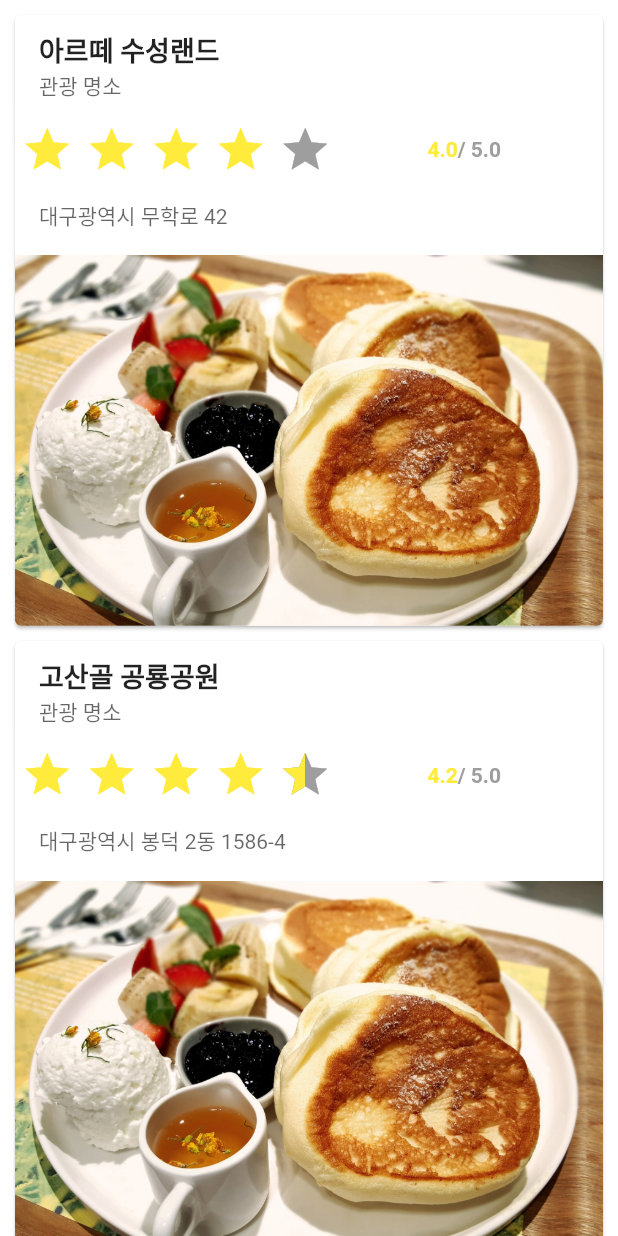
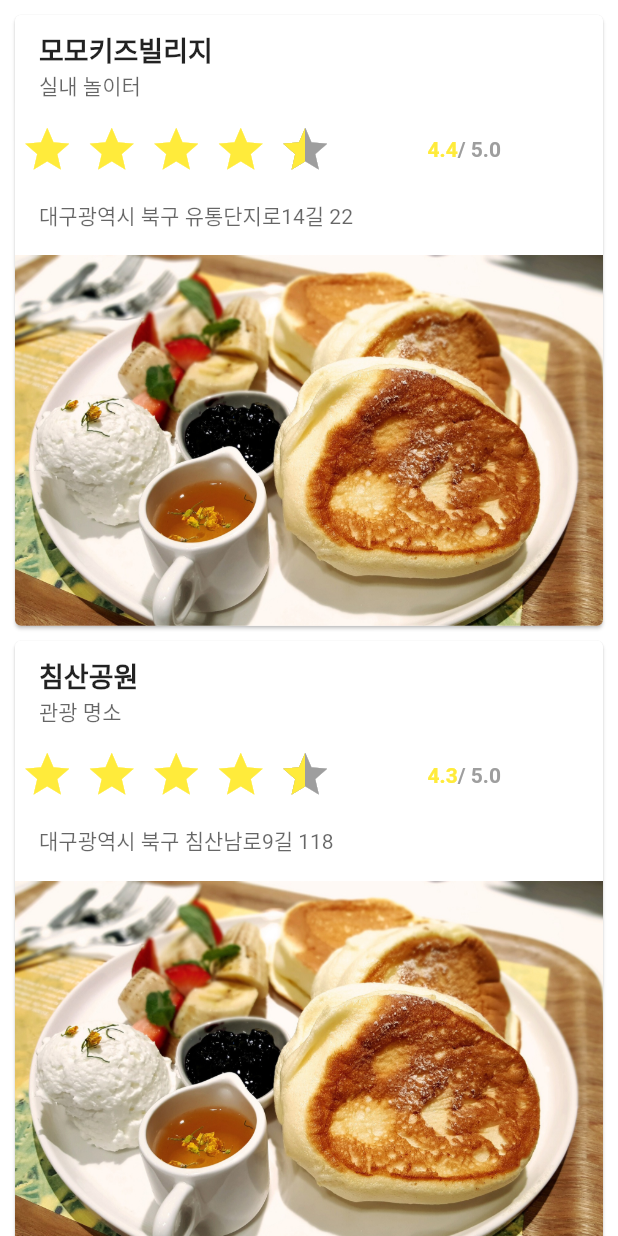
Before and after one commit to parkdohuni/2022-Hackathon, a Flutter app: the RecommendPlace screen opened directly, on a phone screen of 412 x 824 dp. Run offline on Flutter 3.47's test engine with Material 2 defaults, Android fonts, the phone set to English and light mode, and no system bars; drawn by our look-alikes of flutter_rating_bar; our stand-ins replace cloud_firestore, firebase_core, flutter_svg, geolocator, google_fonts, syncfusion_flutter_charts; missing offline and left inert: ml_algo, ml_dataframe, naver_map_plugin; accounts and stored records are empty.

Commit message:
data syncing

```diff
--- a/lib/model/recommandList.dart
+++ b/lib/model/recommandList.dart
@@ -1,19 +1,21 @@
 import 'package:cloud_firestore/cloud_firestore.dart';
 
 class RecommendLocation {
-  late int? id;
+  late String id;
   late String name;
   late double starRate;
   late String category;
   late String address;
+  late String image;
   late DocumentReference? reference;
 
   RecommendLocation({
-    this.id,
+    required this.id,
     required this.name,
     required this.starRate,
     required this.category,
     required this.address,
+    required this.image,
     this.reference,
     //required this.ImageUrl,
   });
@@ -49,33 +51,123 @@ class RecommendLocation {
 
 List<RecommendLocation> recommendList = [
   RecommendLocation(
+    id: 'buk',
+    name: '모모키즈빌리지',
+    starRate: 4.4,
+    category: '실내 놀이터',
+    address: '북구 유통단지로14길 22',
+    image: '',
+  ),
+  RecommendLocation(
+    id: 'buk',
+    name: '침산공원',
+    starRate: 4.3,
+    category: '관광 명소',
+    address: '북구 침산남로9길 118',
+    image: '',
+  ),
+  RecommendLocation(
+    id: 'su',
     name: '아르떼 수성랜드',
     starRate: 4.0,
     category: '관광 명소',
-    address: '무학로 42',
+    address: '수성구 무학로 42',
+    image: '',
   ),
   RecommendLocation(
+    id: 'su',
+    name: '아이니 테마파크',
+    starRate: 4.0,
+    category: '관광 명소',
+    address: '수성구 대흥동 504',
+    image: '',
+  ),
+  RecommendLocation(
+    id: 'su',
+    name: '펀더랜드',
+    starRate: 4.3,
+    category: '카페',
+    address: '수성구 두산동 용학로 106-7',
+    image: '',
+  ),
+  RecommendLocation(
+    id: 'su',
+    name: '대구미술관',
+    starRate: 4.4,
+    category: '관광 명소',
+    address: '수성구 미술관로 40',
+    image: '',
+  ),
+  RecommendLocation(
+    id: 'nam',
     name: '고산골 공룡공원',
     starRate: 4.2,
     category: '관광 명소',
-    address: '봉덕 2동 1586-4',
+    address: '남구 봉덕 2동 1586-4',
+    image: '',
   ),
   RecommendLocation(
+    id: 'jung',
+    name: '달성공원',
+    starRate: 4.2,
+    category: '관광 명소',
+    address: '중구 달성공원로 35',
+    image: '',
+  ),
+  RecommendLocation(
+    id: 'jung',
+    name: '스파크랜드',
+    starRate: 4.3,
+    category: '관광 명소',
+    address: '중구 동성로2길 61',
+    image: '',
+  ),
+  RecommendLocation(
+    id: 'dal',
     name: '대구 수목원',
     starRate: 4.6,
     category: '관광 명소',
-    address: '화암로 432',
+    address: '달서구 화암로 432',
+    image: '',
   ),
   RecommendLocation(
-    name: '토이빌리지 대구혁신점',
-    starRate: 4.2,
-    category: '실내 놀이터',
-    address: '혁신대로 468',
+    id: 'dal',
+    name: '두류 공원',
+    starRate: 4.4,
+    category: '관광 명소',
+    address: '달서구 성당동 154',
+    image: '',
   ),
   RecommendLocation(
-    name: '청솔공원',
+    id: 'dal',
+    name: '83타워',
+    starRate: 4.4,
+    category: '관광 명소',
+    address: '달서구 도원동 952',
+    image: '',
+  ),
+  RecommendLocation(
+    id: 'dong',
+    name: '대구 방짜유기 박물관',
+    starRate: 4.1,
+    category: '관광 명소',
+    address: '동구 도장길 29',
+    image: '',
+  ),
+  RecommendLocation(
+    id: 'dong',
+    name: '등촌유원지',
     starRate: 4.2,
-    category: '공원',
-    address: '신매동',
+    category: '관광 명소',
+    address: '동구 효목1동 효동로6길',
+    image: '',
+  ),
+  RecommendLocation(
+    id: 'dong',
+    name: '대구아쿠아리움',
+    starRate: 4.3,
+    category: '관광 명소',
+    address: '동구 동부로 149',
+    image: '',
   ),
 ];
--- a/lib/screen/home/eachRecommendPlace.dart
+++ b/lib/screen/home/eachRecommendPlace.dart
@@ -32,7 +32,6 @@ class EachRecommendPlace extends StatelessWidget {
 
   final RecommendLocation recommendList;
 
-  late int i;
   @override
   Widget build(BuildContext context) {
     // return StreamBuilder<QuerySnapshot> (
--- a/lib/screen/home/recommandPlace.dart
+++ b/lib/screen/home/recommandPlace.dart
@@ -3,6 +3,7 @@ import 'package:flutter/material.dart';
 import '../../model/recommandList.dart';
 import 'eachRecommendPlace.dart';
 import 'package:flutter_rating_bar/flutter_rating_bar.dart';
+import '../weeklyDust/weeklyDust.dart';
 
 class RecommendPlace extends StatelessWidget {
 
@@ -12,7 +13,8 @@ class RecommendPlace extends StatelessWidget {
       body: ListView(
         children: List.generate(
             recommendList.length,
-                (index) => EachRecommendPlace(recommendList: recommendList[index])),
+                (index) => EachRecommendPlace(recommendList: recommendList[index]),
+            ),
       ),
     );
   }
```
